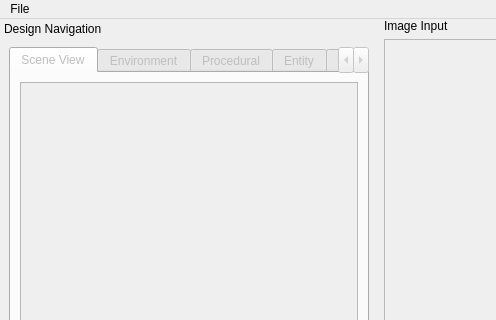
Before: the Qt Designer form editor/window_editor.ui in e8yes/e8yes-terrain, drawn with Qt 5; both pictures show x 0 to 496 and y 0 to 320 of the 1000 by 719 pixel window.
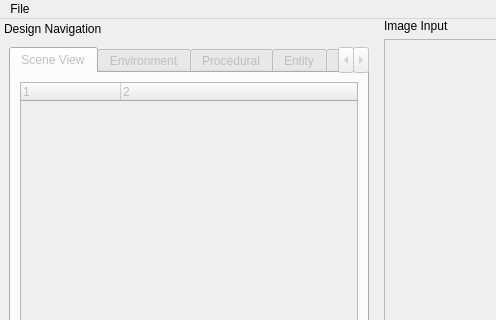
After: the same form once the commit is applied.

Commit message: Creates a UI component to handle scene management logic.

```diff
--- a/editor/window_editor.ui
+++ b/editor/window_editor.ui
@@ -2,6 +2,9 @@
 <ui version="4.0">
  <class>IslandsEditorWindow</class>
  <widget class="QMainWindow" name="IslandsEditorWindow">
+  <property name="enabled">
+   <bool>true</bool>
+  </property>
   <property name="geometry">
    <rect>
     <x>0</x>
@@ -108,10 +111,20 @@
         </attribute>
         <layout class="QVBoxLayout" name="verticalLayout_4">
          <item>
-          <widget class="QTreeView" name="scene_view_tree">
-           <property name="enabled">
-            <bool>false</bool>
+          <widget class="QTreeWidget" name="scene_view_tree_widget">
+           <property name="columnCount">
+            <number>2</number>
            </property>
+           <column>
+            <property name="text">
+             <string notr="true">1</string>
+            </property>
+           </column>
+           <column>
+            <property name="text">
+             <string notr="true">2</string>
+            </property>
+           </column>
           </widget>
          </item>
         </layout>
```
Left out of the diff: 109 changed lines with no effect on the pictures. The commit also changes 4 other files.
